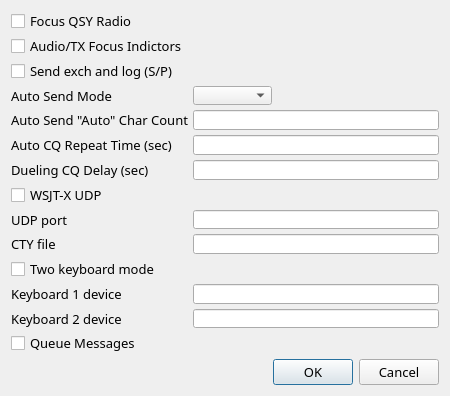
Before: the Qt Designer form so2sdr/settingsdialog.ui in n4ogw/so2sdr, drawn with Qt 5.
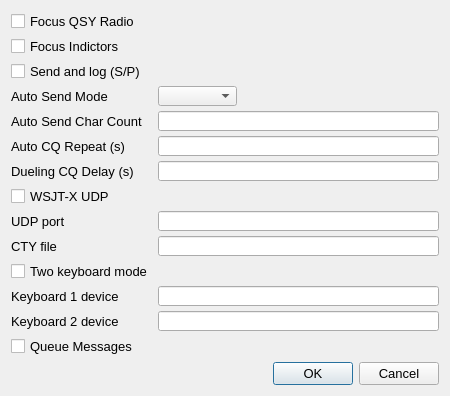
After: the same form once the commit is applied.

What changed in the file:
```diff
--- a/so2sdr/settingsdialog.ui
+++ b/so2sdr/settingsdialog.ui
@@ -33,7 +33,6 @@
   </property>
   <property name="font">
    <font>
-    <family>Sans</family>
     <pointsize>10</pointsize>
    </font>
   </property>
@@ -81,7 +80,7 @@
         <string>LED indicators to show audio and transmit focus</string>
        </property>
        <property name="text">
-        <string>Audio/TX Focus Indictors</string>
+        <string>Focus Indictors</string>
        </property>
       </widget>
      </item>
@@ -96,7 +95,7 @@
         <string>Immediately log QSO when sending exchange (S&amp;P mode)</string>
        </property>
        <property name="text">
-        <string>Send exch and log (S/P)</string>
+        <string>Send and log (S/P)</string>
        </property>
       </widget>
      </item>
@@ -150,7 +149,7 @@
         <string>Automatically start CW when this many characters are entered in the callsign (Set to 0 to disable)</string>
        </property>
        <property name="text">
-        <string>Auto Send &quot;Auto&quot; Char Count</string>
+        <string>Auto Send Char Count</string>
        </property>
       </widget>
      </item>
@@ -189,7 +188,7 @@
         </font>
        </property>
        <property name="text">
-        <string>Auto CQ Repeat Time (sec)</string>
+        <string>Auto CQ Repeat (s)</string>
        </property>
       </widget>
      </item>
@@ -228,7 +227,7 @@
         </font>
        </property>
        <property name="text">
-        <string>Dueling CQ Delay (sec)</string>
+        <string>Dueling CQ Delay (s)</string>
        </property>
       </widget>
      </item>
@@ -332,12 +331,11 @@
        </property>
        <property name="font">
         <font>
-         <family>Sans</family>
          <pointsize>10</pointsize>
         </font>
        </property>
        <property name="text">
-        <string>CTY file</string>
+        <string>CTY file </string>
        </property>
       </widget>
      </item>
@@ -449,7 +447,6 @@
      </property>
      <property name="font">
       <font>
-       <family>Sans</family>
        <pointsize>10</pointsize>
       </font>
      </property>
```
Left out of the diff: 3 changed lines with no effect on the pictures.
